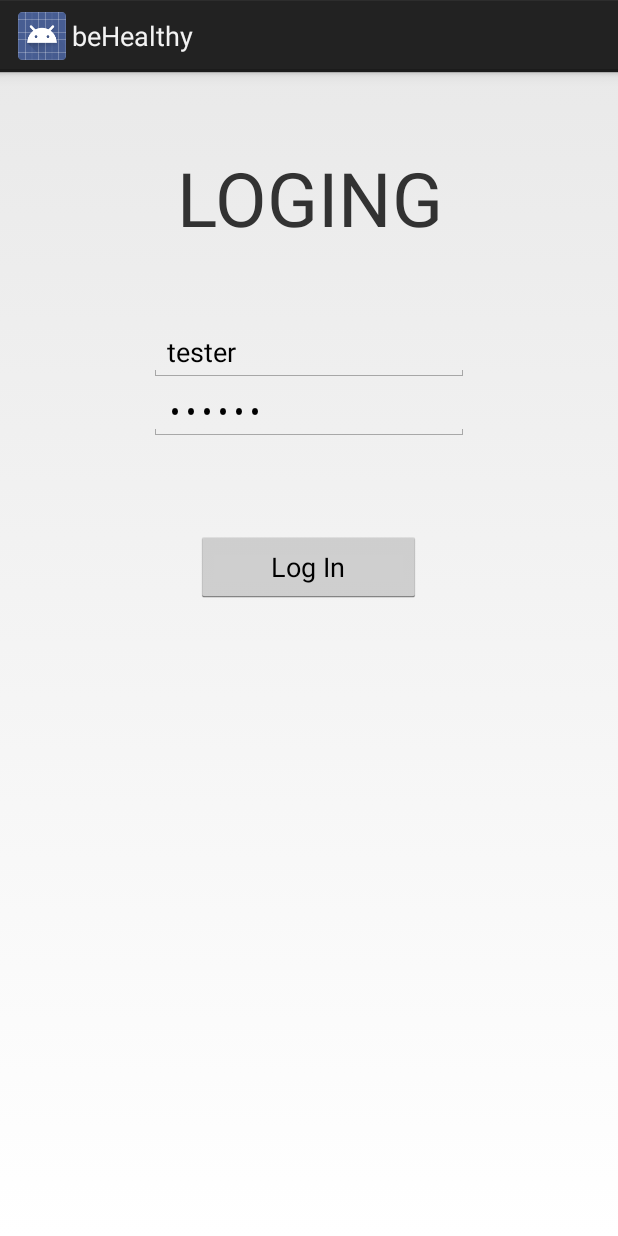
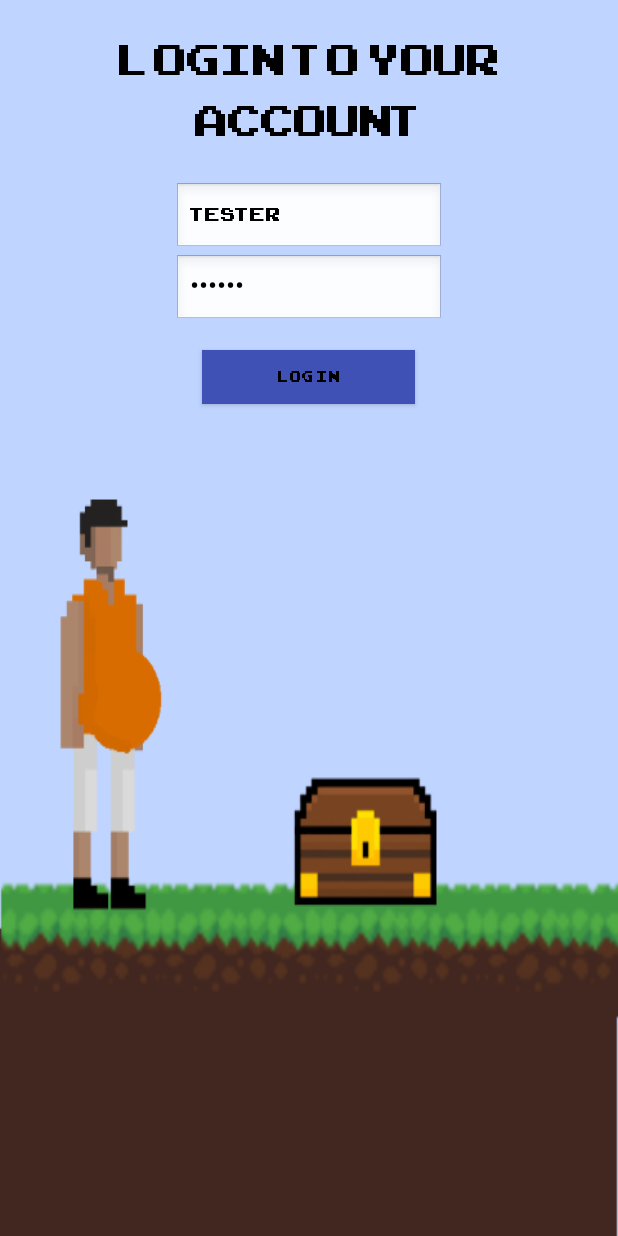
Before and after one commit to m-radzikowski/behealthy-mobile, an Android app: the screen it shows after launch (LoginActivity), on a phone screen of 412 x 824 dp. Run offline under Robolectric (Android 15) with nearby library versions, the phone set to English and light mode, and no system bars.

Commit message:
added login background, added custom font

```diff
--- a/app/src/main/res/layout/activity_login.xml
+++ b/app/src/main/res/layout/activity_login.xml
@@ -1,8 +1,8 @@
 <FrameLayout xmlns:android="http://schemas.android.com/apk/res/android"
     android:layout_width="match_parent"
     android:layout_height="match_parent"
+    android:background="@drawable/background_login"
     android:orientation="vertical">
-
 
     <LinearLayout
         android:id="@+id/linerlayout"
@@ -11,22 +11,25 @@
         android:gravity="center_horizontal"
         android:orientation="vertical">
 
-
         <TextView
             android:id="@+id/textView"
             android:layout_width="match_parent"
             android:layout_height="wrap_content"
+            android:layout_margin="20dp"
             android:layout_marginBottom="50dp"
             android:layout_marginTop="50dp"
-            android:text="LOGING"
+            android:fontFamily="@font/arcadeclassic"
+            android:text="Login to your account"
             android:textAlignment="center"
-            android:textSize="50sp" />
+            android:textColor="#000"
+            android:textSize="40sp" />
 
         <EditText
             android:id="@+id/username_edit"
             android:layout_width="wrap_content"
             android:layout_height="wrap_content"
             android:ems="10"
+            android:fontFamily="@font/arcadeclassic"
             android:inputType="textPersonName"
             android:text="tester" />
 
@@ -35,14 +38,18 @@
             android:layout_width="wrap_content"
             android:layout_height="wrap_content"
             android:ems="10"
+            android:fontFamily="@font/arcadeclassic"
             android:inputType="textPassword"
             android:text="qwerty" />
 
         <Button
             android:id="@+id/login_button"
+            style="@style/Widget.AppCompat.Button.Colored"
+            android:backgroundTint="@color/colorPrimary"
             android:layout_width="150dp"
             android:layout_height="wrap_content"
-            android:layout_marginTop="60dp"
+            android:layout_marginTop="10dp"
+            android:fontFamily="@font/arcadeclassic"
             android:text="Log In" />
 
     </LinearLayout>
```
Also changed, not shown: app/src/main/AndroidManifest.xml (+6 -2 lines), app/src/main/res/drawable-xhdpi/background_login.png (added), app/src/main/res/font/arcadeclassic.TTF (added).
